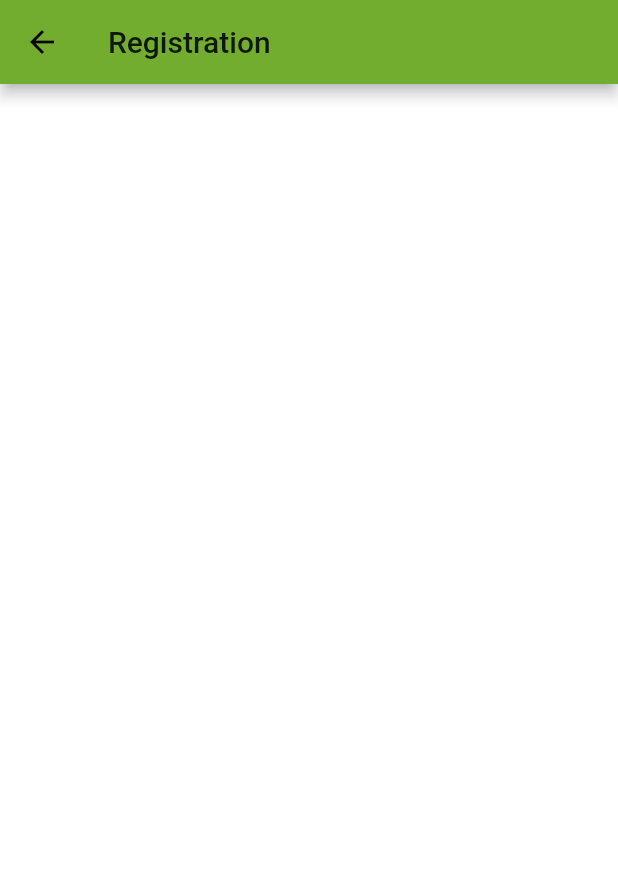
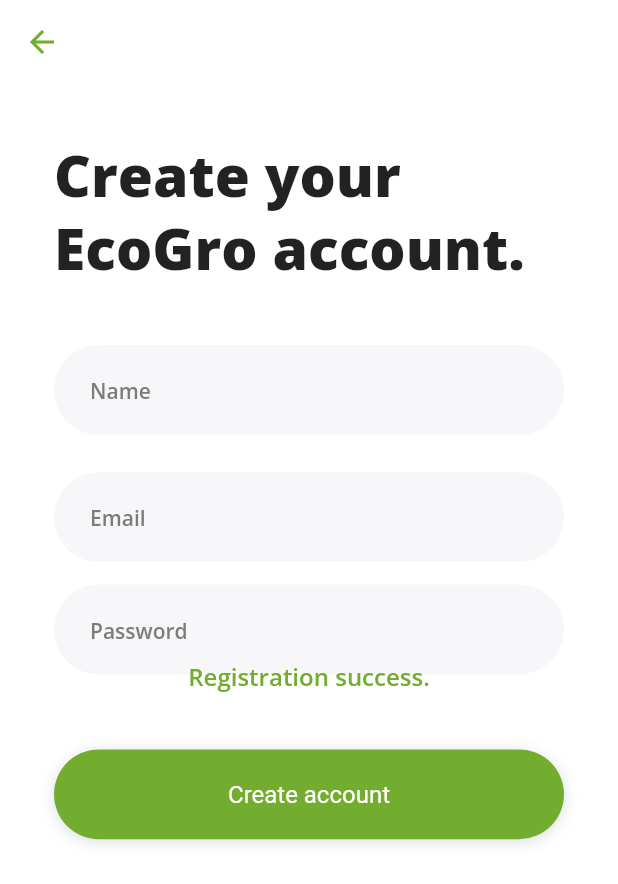
Before and after one commit to regexyl/ecogro, a Flutter app: the Registration screen opened directly, on a phone screen of 412 x 824 dp. Shown: the top 884 px of the screen. Run offline on Flutter 3.47's test engine with Material 2 defaults, Android fonts, the light colour scheme and no system bars; our stand-ins replace cloud_firestore, firebase_auth, firebase_core, flutter_icons, flutter_screenutil, flutter_svg and 1 more; accounts and stored records are empty.

Commit message:
added registration success page

```diff
--- a/lib/main.dart
+++ b/lib/main.dart
@@ -45,7 +45,8 @@
                 // initialRoute: "/",
                 // onGenerateRoute: _onGenerateRoute,
               ),
-            ));
+            )
+          );
   }
 }
 
--- a/lib/registration.dart
+++ b/lib/registration.dart
@@ -1,15 +1,20 @@
 import 'package:flutter/material.dart';
+import 'package:ecogro/utils/constants.dart';
+import 'package:ecogro/registration_success.dart';
+import 'package:ecogro/widgets/registration_form.dart';
 
 class Registration extends StatelessWidget {
   @override
   Widget build(BuildContext context) {
     return Scaffold(
       appBar: AppBar(
-        title: Text('Registration'),
+        // title: Text('Registration'),
+        backgroundColor: Colors.transparent,
+        shadowColor: Colors.transparent,
         leading: Builder(
           builder: (BuildContext context) {
             return IconButton(
-              icon: const Icon(Icons.arrow_back),
+              icon: Icon(Icons.arrow_back, color: Constants.primaryColor,),
               onPressed: () {
                 Navigator.pop(context);
               },
@@ -17,6 +22,36 @@
           },
         ),
       ),
+      body: Container(
+        padding: EdgeInsets.all(36),
+        child: Stack(
+          children: [
+            RegistrationForm(),
+            Center( // to be deleted
+                        child: Padding(
+                          padding: EdgeInsets.only(top: 22.0),
+                          child: TextButton(
+                            child: Text(
+                              'Registration success.',
+                              style: TextStyle(
+                                fontSize: 16.0,
+                                fontWeight: FontWeight.w600,
+                                color: Constants.primaryColor
+                              ),
+                            ),
+                            onPressed: () {
+                              Navigator.push(
+                                context,
+                                MaterialPageRoute(
+                                  builder: (context) => RegistrationSuccess())
+                                );
+                            }
+                          ),
+                        ),
+                      )
+          ],
+        ),
+      ),
     );
   }
 }
--- a/lib/utils/authentication.dart
+++ b/lib/utils/authentication.dart
@@ -1,3 +1,6 @@
+import 'package:cloud_firestore/cloud_firestore.dart';
+import 'package:flutter/material.dart';
+import 'package:firebase_core/firebase_core.dart';
 import 'package:firebase_auth/firebase_auth.dart';
 
 class AuthenticationService {
@@ -25,10 +28,15 @@
     }
   }
 
-  Future<String> signUp({String email, String password}) async {
+  Future<String> signUp({String name, String email, String password}) async {
     try {
-      await _firebaseAuth.createUserWithEmailAndPassword(
-          email: email, password: password);
+      UserCredential result = await _firebaseAuth
+          .createUserWithEmailAndPassword(email: email, password: password);
+      User user = result.user;
+      await FirebaseFirestore.instance
+          .collection('users')
+          .doc(user.uid)
+          .set({'name': name, 'email': email});
       return "Signed up with email: $email";
     } on FirebaseAuthException catch (e) {
       return e.message;
--- a/lib/widgets/login_form.dart
+++ b/lib/widgets/login_form.dart
@@ -1,9 +1,7 @@
-import 'package:ecogro/utils/authentication.dart';
 import 'package:flutter/material.dart';
 import 'package:flutter_icons/flutter_icons.dart';
-import 'package:ecogro/navbar.dart';
-import 'package:ecogro/utils/helper.dart';
 import 'package:provider/provider.dart';
+import 'package:ecogro/utils/authentication.dart';
 import 'package:ecogro/widgets/input_widget.dart';
 import 'package:ecogro/widgets/primary_button.dart';
 
@@ -35,7 +33,6 @@
           PrimaryButton(
             text: "Login",
             onPressed: () {
-              // Helper.nextPage(context, Home()); // original template directs user to homepage
               context.read<AuthenticationService>().signIn(
                 email: emailController.text.trim(),
                 password: passwordController.text.trim(),
--- /dev/null
+++ b/lib/widgets/registration_form.dart
@@ -0,0 +1,68 @@
+import 'package:flutter/material.dart';
+import 'package:flutter_icons/flutter_icons.dart';
+import 'package:provider/provider.dart';
+import 'package:ecogro/login.dart';
+import 'package:ecogro/navbar.dart';
+import 'package:ecogro/utils/authentication.dart';
+import 'package:ecogro/widgets/input_widget.dart';
+import 'package:ecogro/widgets/primary_button.dart';
+
+class RegistrationForm extends StatelessWidget {
+  @override
+  Widget build(BuildContext context) {
+    final TextEditingController nameController = TextEditingController();
+    final TextEditingController emailController = TextEditingController();
+    final TextEditingController passwordController = TextEditingController();
+
+    return Container(
+        child: Column(children: [
+          Row(
+            mainAxisAlignment: MainAxisAlignment.start,
+            children: [
+              Text('Create your\nEcoGro account.',
+              style: TextStyle(fontSize:38.0,height: 1.3,fontWeight: FontWeight.w800),)
+            ],
+          ),
+          SizedBox(
+            height: 40.0,
+          ),
+          InputWidget(
+            hintText: "Name",
+            controller: nameController,
+          ),
+          SizedBox(
+            height: 25.0,
+          ),
+          InputWidget(
+            hintText: "Email",
+            controller: emailController,
+          ),
+          SizedBox(
+            height: 15.0,
+          ),
+          InputWidget(
+            hintText: "Password",
+            obscureText: true,
+            controller: passwordController,
+          ),
+          SizedBox(
+            height: 50.0,
+          ),
+          PrimaryButton(
+            text: "Create account",
+            onPressed: () {
+              // signUp automatically logs user in after account creation
+              context.read<AuthenticationService>().signUp(
+                    name: nameController.text.trim(),
+                    email: emailController.text.trim(),
+                    password: passwordController.text.trim(),
+              );
+              Navigator.push(
+                context,
+                MaterialPageRoute(builder: (context) => NavBar())
+              );
+            },
+          )
+        ]));
+  }
+}
```
Also changed, not shown: lib/registration_success.dart (added, +68 -0 lines).
